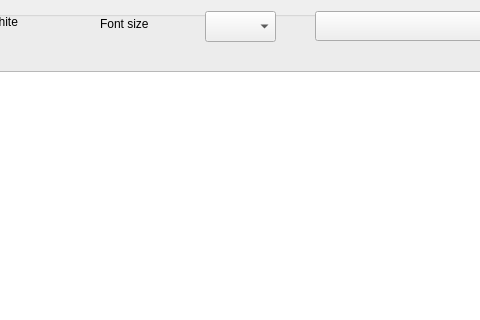
First picture: the form in GUI_UIs/ui_dialog_graph.ui, repository ccbogel/QualCoder, before the edit; both pictures show x 116 to 596 and y 0 to 320 of the 1024 by 600 pixel window.
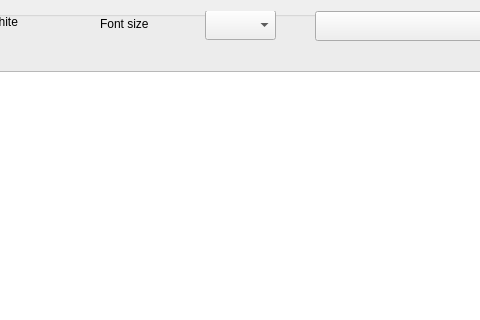
Second picture: the form after the edit.

Patch:
```diff
--- a/GUI_UIs/ui_dialog_graph.ui
+++ b/GUI_UIs/ui_dialog_graph.ui
@@ -68,9 +68,9 @@
       <property name="geometry">
        <rect>
         <x>310</x>
-        <y>0</y>
+        <y>-1</y>
         <width>71</width>
-        <height>31</height>
+        <height>30</height>
        </rect>
       </property>
      </widget>
```
